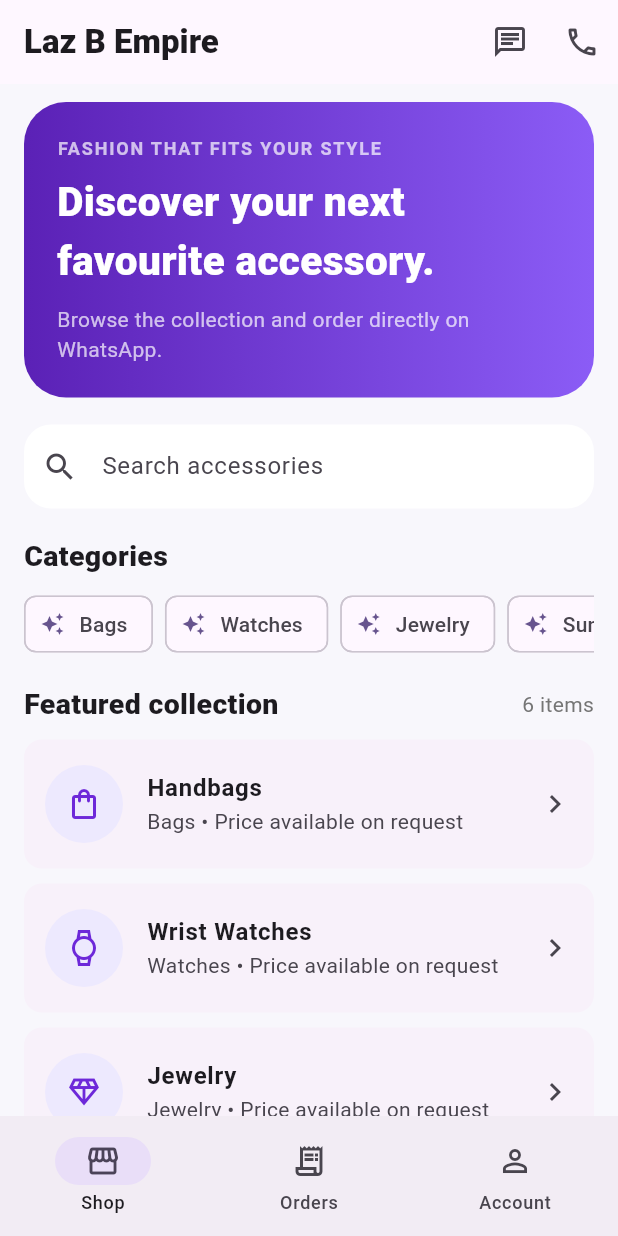
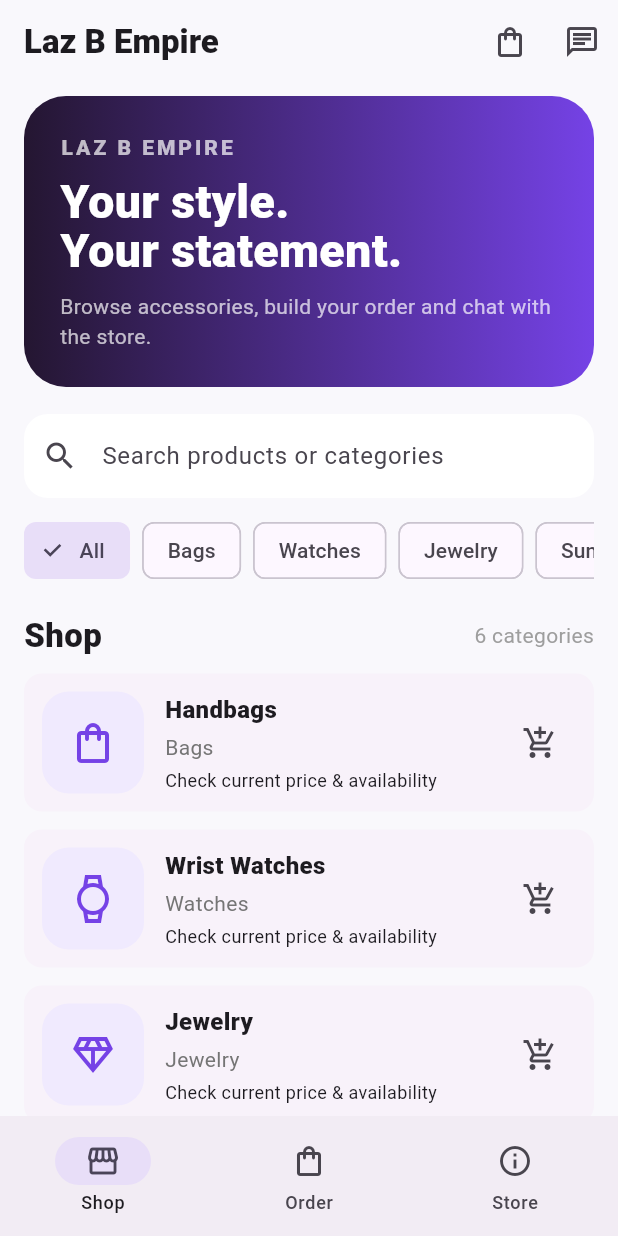
Before and after one commit to emzaro731-byte/Bishop-Emmanuel-Jame, a Flutter app: the screen it shows after launch, on a phone screen of 412 x 824 dp. Run offline on Flutter 3.47's test engine with Material 3 defaults, Android fonts, the phone set to English and light mode, and no system bars.

Commit message:
Upgrade Laz B Empire app with real shopping cart and WhatsApp checkout

```diff
--- a/flutter_app/lib/main.dart
+++ b/flutter_app/lib/main.dart
@@ -2,6 +2,11 @@
 import 'package:url_launcher/url_launcher.dart';
 
 void main() => runApp(const LazBEmpireApp());
+
+const storePhone = '+2348140499272';
+const storeWhatsApp = '2348140499272';
+const storeAddress = 'Beside FirstBank, Choba Campus/UNIPORT, Port Harcourt, Rivers';
+const mapsUrl = 'https://www.google.com/maps/search/?api=1&query=Laz+B+Empire%2C+Beside+FirstBank%2C+Choba%2C+Port+Harcourt%2C+Rivers%2C+Nigeria';
 
 class Product {
   final String name;
@@ -10,68 +15,80 @@
   const Product(this.name, this.category, this.icon);
 }
 
-const products = [
+const products = <Product>[
   Product('Handbags', 'Bags', Icons.shopping_bag_outlined),
   Product('Wrist Watches', 'Watches', Icons.watch_outlined),
   Product('Jewelry', 'Jewelry', Icons.diamond_outlined),
-  Product('Sunglasses', 'Sunglasses', Icons.visibility_outlined),
-  Product('Belts', 'Accessories', Icons.loyalty_outlined),
+  Product('Sunglasses', 'Sunglasses', Icons.wb_sunny_outlined),
+  Product('Belts', 'Accessories', Icons.linear_scale),
   Product('Fashion Accessories', 'Accessories', Icons.auto_awesome_outlined),
 ];
 
-const whatsappUrl = 'https://wa.me/2348140499272?text=Hello%20Laz%20B%20Empire%2C%20I%20saw%20your%20online%20store%20and%20would%20like%20to%20make%20an%20order.';
-
 class LazBEmpireApp extends StatelessWidget {
   const LazBEmpireApp({super.key});
-
   @override
-  Widget build(BuildContext context) {
-    return MaterialApp(
-      debugShowCheckedModeBanner: false,
-      title: 'Laz B Empire',
-      theme: ThemeData(
-        useMaterial3: true,
-        colorScheme: ColorScheme.fromSeed(seedColor: const Color(0xFF7C3AED)),
-        scaffoldBackgroundColor: const Color(0xFFF8F7FC),
+  Widget build(BuildContext context) => MaterialApp(
+    debugShowCheckedModeBanner: false,
+    title: 'Laz B Empire',
+    theme: ThemeData(
+      useMaterial3: true,
+      colorScheme: ColorScheme.fromSeed(seedColor: const Color(0xFF7542E6)),
+      scaffoldBackgroundColor: const Color(0xFFF9F8FC),
+      inputDecorationTheme: InputDecorationTheme(
+        filled: true, fillColor: Colors.white,
+        border: OutlineInputBorder(borderRadius: BorderRadius.circular(16), borderSide: BorderSide.none),
+        enabledBorder: OutlineInputBorder(borderRadius: BorderRadius.circular(16), borderSide: BorderSide.none),
       ),
-      home: const HomePage(),
-    );
-  }
+    ),
+    home: const StoreShell(),
+  );
 }
 
-class HomePage extends StatefulWidget {
-  const HomePage({super.key});
-  @override
-  State<HomePage> createState() => _HomePageState();
+class StoreShell extends StatefulWidget {
+  const StoreShell({super.key});
+  @override State<StoreShell> createState() => _StoreShellState();
 }
 
-class _HomePageState extends State<HomePage> {
+class _StoreShellState extends State<StoreShell> {
   int tab = 0;
-  String search = '';
+  final List<Product> cart = [];
+  String query = '';
+  String category = 'All';
 
-  Future<void> openWhatsApp() async {
-    final uri = Uri.parse(whatsappUrl);
+  Future<void> openUrl(String value) async {
+    final uri = Uri.parse(value);
     if (!await launchUrl(uri, mode: LaunchMode.externalApplication) && mounted) {
-      ScaffoldMessenger.of(context).showSnackBar(
-        const SnackBar(content: Text('WhatsApp could not be opened.')),
-      );
+      ScaffoldMessenger.of(context).showSnackBar(const SnackBar(content: Text('Could not open the link.')));
     }
   }
 
-  Future<void> callStore() async {
-    final uri = Uri.parse('tel:+2348140499272');
-    await launchUrl(uri);
+  Future<void> whatsapp([String? message]) => openUrl(
+    'https://wa.me/$storeWhatsApp?text=${Uri.encodeComponent(message ?? 'Hello Laz B Empire, I would like to make an order.')}',
+  );
+
+  Future<void> call() => openUrl('tel:$storePhone');
+
+  void addToCart(Product product) {
+    setState(() => cart.add(product));
+    ScaffoldMessenger.of(context).showSnackBar(
+      SnackBar(content: Text('${product.name} added to your order'), action: SnackBarAction(label: 'VIEW', onPressed: () => setState(() => tab = 1))),
+    );
   }
 
   @override
   Widget build(BuildContext context) {
-    final pages = [_shop(context), _orders(context), _account(context)];
+    final pages = [_shop(), _cart(), _account()];
     return Scaffold(
       appBar: AppBar(
-        title: const Text('Laz B Empire', style: TextStyle(fontWeight: FontWeight.w800)),
+        backgroundColor: Colors.transparent,
+        title: const Text('Laz B Empire', style: TextStyle(fontWeight: FontWeight.w900)),
         actions: [
-          IconButton(onPressed: openWhatsApp, icon: const Icon(Icons.chat_outlined)),
-          IconButton(onPressed: callStore, icon: const Icon(Icons.call_outlined)),
+          Stack(children: [
+            IconButton(onPressed: () => setState(() => tab = 1), icon: const Icon(Icons.shopping_bag_outlined)),
+            if (cart.isNotEmpty)
+              Positioned(right: 6, top: 5, child: CircleAvatar(radius: 9, child: Text('${cart.length}', style: const TextStyle(fontSize: 10)))),
+          ]),
+          IconButton(onPressed: whatsapp, icon: const Icon(Icons.chat_outlined)),
         ],
       ),
       body: pages[tab],
@@ -80,128 +97,131 @@
         onDestinationSelected: (i) => setState(() => tab = i),
         destinations: const [
           NavigationDestination(icon: Icon(Icons.storefront_outlined), selectedIcon: Icon(Icons.storefront), label: 'Shop'),
-          NavigationDestination(icon: Icon(Icons.receipt_long_outlined), label: 'Orders'),
-          NavigationDestination(icon: Icon(Icons.person_outline), label: 'Account'),
+          NavigationDestination(icon: Icon(Icons.shopping_bag_outlined), selectedIcon: Icon(Icons.shopping_bag), label: 'Order'),
+          NavigationDestination(icon: Icon(Icons.info_outline), selectedIcon: Icon(Icons.info), label: 'Store'),
         ],
       ),
     );
   }
 
-  Widget _shop(BuildContext context) {
-    final filtered = products.where((p) =>
-      p.name.toLowerCase().contains(search.toLowerCase()) ||
-      p.category.toLowerCase().contains(search.toLowerCase())).toList();
+  Widget _shop() {
+    final filtered = products.where((p) {
+      final matchesCategory = category == 'All' || p.category == category;
+      final q = query.toLowerCase().trim();
+      return matchesCategory && (q.isEmpty || p.name.toLowerCase().contains(q) || p.category.toLowerCase().contains(q));
+    }).toList();
 
     return ListView(
-      padding: const EdgeInsets.fromLTRB(16, 12, 16, 28),
+      padding: const EdgeInsets.fromLTRB(16, 8, 16, 30),
       children: [
         Container(
-          padding: const EdgeInsets.all(22),
+          padding: const EdgeInsets.all(24),
           decoration: BoxDecoration(
-            gradient: const LinearGradient(colors: [Color(0xFF5B21B6), Color(0xFF8B5CF6)]),
+            gradient: const LinearGradient(colors: [Color(0xFF241631), Color(0xFF7542E6)]),
             borderRadius: BorderRadius.circular(28),
           ),
           child: const Column(crossAxisAlignment: CrossAxisAlignment.start, children: [
-            Text('FASHION THAT FITS YOUR STYLE', style: TextStyle(color: Colors.white70, fontSize: 12, fontWeight: FontWeight.w700, letterSpacing: 1.2)),
-            SizedBox(height: 8),
-            Text('Discover your next favourite accessory.', style: TextStyle(color: Colors.white, fontSize: 27, fontWeight: FontWeight.w800)),
+            Text('LAZ B EMPIRE', style: TextStyle(color: Colors.white70, fontWeight: FontWeight.w800, letterSpacing: 2)),
             SizedBox(height: 10),
-            Text('Browse the collection and order directly on WhatsApp.', style: TextStyle(color: Colors.white70, fontSize: 14)),
+            Text('Your style.\nYour statement.', style: TextStyle(color: Colors.white, fontSize: 31, height: 1.05, fontWeight: FontWeight.w900)),
+            SizedBox(height: 10),
+            Text('Browse accessories, build your order and chat with the store.', style: TextStyle(color: Colors.white70)),
           ]),
         ),
         const SizedBox(height: 18),
-        TextField(
-          onChanged: (v) => setState(() => search = v),
-          decoration: InputDecoration(
-            hintText: 'Search accessories',
-            prefixIcon: const Icon(Icons.search),
-            filled: true,
-            fillColor: Colors.white,
-            border: OutlineInputBorder(borderRadius: BorderRadius.circular(18), borderSide: BorderSide.none),
+        TextField(onChanged: (v) => setState(() => query = v), decoration: const InputDecoration(prefixIcon: Icon(Icons.search), hintText: 'Search products or categories')),
+        const SizedBox(height: 14),
+        SizedBox(
+          height: 42,
+          child: ListView(
+            scrollDirection: Axis.horizontal,
+            children: ['All', 'Bags', 'Watches', 'Jewelry', 'Sunglasses', 'Accessories'].map((c) =>
+              Padding(padding: const EdgeInsets.only(right: 8), child: ChoiceChip(label: Text(c), selected: category == c, onSelected: (_) => setState(() => category = c)))).toList(),
           ),
         ),
-        const SizedBox(height: 18),
-        const Text('Categories', style: TextStyle(fontSize: 19, fontWeight: FontWeight.w800)),
-        const SizedBox(height: 10),
-        SizedBox(
-          height: 44,
-          child: ListView(
-            scrollDirection: Axis.horizontal,
-            children: ['Bags', 'Watches', 'Jewelry', 'Sunglasses', 'Accessories']
-                .map((c) => Padding(
-                  padding: const EdgeInsets.only(right: 8),
-                  child: Chip(label: Text(c), avatar: const Icon(Icons.auto_awesome, size: 16)),
-                )).toList(),
-          ),
-        ),
-        const SizedBox(height: 18),
+        const SizedBox(height: 20),
         Row(mainAxisAlignment: MainAxisAlignment.spaceBetween, children: [
-          const Text('Featured collection', style: TextStyle(fontSize: 19, fontWeight: FontWeight.w800)),
-          Text('${filtered.length} items', style: TextStyle(color: Colors.grey.shade600)),
+          const Text('Shop', style: TextStyle(fontSize: 22, fontWeight: FontWeight.w900)),
+          Text('${filtered.length} categories', style: TextStyle(color: Colors.grey)),
         ]),
         const SizedBox(height: 10),
-        ...filtered.map((p) => Card(
-          elevation: 0,
-          margin: const EdgeInsets.only(bottom: 10),
-          child: ListTile(
-            contentPadding: const EdgeInsets.symmetric(horizontal: 14, vertical: 7),
-            leading: CircleAvatar(
-              radius: 26,
-              backgroundColor: const Color(0xFFEDE9FE),
-              child: Icon(p.icon, color: const Color(0xFF6D28D9)),
-            ),
-            title: Text(p.name, style: const TextStyle(fontWeight: FontWeight.w700)),
-            subtitle: Text('${p.category} • Price available on request'),
-            trailing: const Icon(Icons.chevron_right),
-            onTap: openWhatsApp,
-          ),
-        )),
-        const SizedBox(height: 12),
-        Card(
-          elevation: 0,
-          child: Padding(
-            padding: const EdgeInsets.all(18),
-            child: Column(crossAxisAlignment: CrossAxisAlignment.start, children: [
-              const Text('Visit Laz B Empire', style: TextStyle(fontSize: 18, fontWeight: FontWeight.w800)),
-              const SizedBox(height: 8),
-              const Text('Beside FirstBank, Choba Campus/UNIPORT, Port Harcourt, Rivers.'),
-              const SizedBox(height: 12),
-              Row(children: [
-                Expanded(child: OutlinedButton.icon(onPressed: callStore, icon: const Icon(Icons.call), label: const Text('Call'))),
-                const SizedBox(width: 10),
-                Expanded(child: FilledButton.icon(onPressed: openWhatsApp, icon: const Icon(Icons.chat), label: const Text('WhatsApp'))),
-              ]),
-            ]),
-          ),
-        ),
+        ...filtered.map(_productCard),
+        const SizedBox(height: 10),
+        Card(elevation: 0, child: Padding(padding: const EdgeInsets.all(18), child: Column(crossAxisAlignment: CrossAxisAlignment.start, children: [
+          const Text('Need the latest catalogue?', style: TextStyle(fontSize: 18, fontWeight: FontWeight.w900)),
+          const SizedBox(height: 7),
+          const Text('Stock, colours and prices can change. Ask Laz B Empire for current availability before ordering.'),
+          const SizedBox(height: 14),
+          SizedBox(width: double.infinity, child: FilledButton.icon(onPressed: whatsapp, icon: const Icon(Icons.chat), label: const Text('Request current catalogue'))),
+        ]))),
       ],
     );
   }
 
-  Widget _orders(BuildContext context) => const Center(
-    child: Padding(
-      padding: EdgeInsets.all(30),
-      child: Column(mainAxisAlignment: MainAxisAlignment.center, children: [
-        Icon(Icons.receipt_long_outlined, size: 64, color: Color(0xFF7C3AED)),
-        SizedBox(height: 14),
-        Text('Your orders will appear here', style: TextStyle(fontSize: 20, fontWeight: FontWeight.w800)),
-        SizedBox(height: 8),
-        Text('For this demo, orders are completed through WhatsApp. A production version can add online checkout and order tracking.', textAlign: TextAlign.center),
-      ]),
-    ),
+  Widget _productCard(Product p) => Card(
+    elevation: 0, margin: const EdgeInsets.only(bottom: 12),
+    child: Padding(padding: const EdgeInsets.all(12), child: Row(children: [
+      Container(width: 68, height: 68, decoration: BoxDecoration(color: const Color(0xFFF0EAFE), borderRadius: BorderRadius.circular(18)), child: Icon(p.icon, size: 32, color: const Color(0xFF7542E6))),
+      const SizedBox(width: 14),
+      Expanded(child: Column(crossAxisAlignment: CrossAxisAlignment.start, children: [
+        Text(p.name, style: const TextStyle(fontWeight: FontWeight.w900, fontSize: 16)),
+        const SizedBox(height: 4), Text(p.category, style: TextStyle(color: Colors.grey.shade600)),
+        const SizedBox(height: 3), const Text('Check current price & availability', style: TextStyle(fontSize: 12)),
+      ])),
+      IconButton(onPressed: () => addToCart(p), icon: const Icon(Icons.add_shopping_cart)),
+    ])),
   );
 
-  Widget _account(BuildContext context) => ListView(
-    padding: const EdgeInsets.all(16),
-    children: [
-      const CircleAvatar(radius: 42, child: Icon(Icons.storefront, size: 42)),
+  Widget _cart() {
+    if (cart.isEmpty) return Center(child: Padding(padding: const EdgeInsets.all(30), child: Column(mainAxisAlignment: MainAxisAlignment.center, children: [
+      const Icon(Icons.shopping_bag_outlined, size: 70, color: Color(0xFF7542E6)),
+      const SizedBox(height: 14), const Text('Your order is empty', style: TextStyle(fontSize: 22, fontWeight: FontWeight.w900)),
+      const SizedBox(height: 8), const Text('Add items from the shop, then send your order to Laz B Empire on WhatsApp.', textAlign: TextAlign.center),
+      const SizedBox(height: 18), FilledButton(onPressed: () => setState(() => tab = 0), child: const Text('Browse shop')),
+    ]));
+
+    return ListView(padding: const EdgeInsets.all(16), children: [
+      const Text('Your order', style: TextStyle(fontSize: 28, fontWeight: FontWeight.w900)),
+      const SizedBox(height: 5), Text('${cart.length} item(s) • Final price confirmed by the store', style: TextStyle(color: Colors.grey)),
+      const SizedBox(height: 16),
+      ...cart.asMap().entries.map((entry) {
+        final i = entry.key; final p = entry.value;
+        return Card(elevation: 0, child: ListTile(
+          leading: CircleAvatar(backgroundColor: const Color(0xFFF0EAFE), child: Icon(p.icon, color: const Color(0xFF7542E6))),
+          title: Text(p.name, style: const TextStyle(fontWeight: FontWeight.w800)), subtitle: Text(p.category),
+          trailing: IconButton(icon: const Icon(Icons.close), onPressed: () => setState(() => cart.removeAt(i))),
+        ));
+      }),
       const SizedBox(height: 12),
-      const Center(child: Text('Laz B Empire', style: TextStyle(fontSize: 23, fontWeight: FontWeight.w800))),
-      const Center(child: Text('Fashion accessories store')),
-      const SizedBox(height: 24),
-      Card(elevation: 0, child: ListTile(leading: const Icon(Icons.location_on_outlined), title: const Text('Location'), subtitle: const Text('Beside FirstBank, Choba Campus/UNIPORT'))),
-      Card(elevation: 0, child: ListTile(leading: const Icon(Icons.phone_outlined), title: const Text('0814 049 9272'), onTap: callStore)),
-      Card(elevation: 0, child: ListTile(leading: const Icon(Icons.schedule_outlined), title: const Text('Opening hours'), subtitle: const Text('Mon–Fri: 7:30am–9:30pm\nSaturday: 7:30am–8:00pm\nSunday: Closed'))),
-    ],
-  );
+      Card(elevation: 0, child: Padding(padding: const EdgeInsets.all(18), child: Column(crossAxisAlignment: CrossAxisAlignment.start, children: [
+        const Text('Checkout on WhatsApp', style: TextStyle(fontSize: 19, fontWeight: FontWeight.w900)),
+        const SizedBox(height: 8), const Text('The store will confirm current prices, availability, pickup and delivery details with you.'),
+        const SizedBox(height: 14),
+        SizedBox(width: double.infinity, child: FilledButton.icon(
+          onPressed: () {
+            final items = cart.map((p) => '• ${p.name}').join('\n');
+            whatsapp('Hello Laz B Empire, I would like to order:\n$items\n\nPlease confirm availability, current prices and pickup/delivery options.');
+          },
+          icon: const Icon(Icons.send), label: const Text('Send order to WhatsApp'),
+        )),
+      ]))),
+    ]);
+  }
+
+  Widget _account() => ListView(padding: const EdgeInsets.all(16), children: [
+    Container(padding: const EdgeInsets.all(22), decoration: BoxDecoration(color: const Color(0xFF17151B), borderRadius: BorderRadius.circular(24)), child: const Column(crossAxisAlignment: CrossAxisAlignment.start, children: [
+      Icon(Icons.storefront, color: Colors.white, size: 42), SizedBox(height: 12),
+      Text('Laz B Empire', style: TextStyle(color: Colors.white, fontSize: 25, fontWeight: FontWeight.w900)),
+      SizedBox(height: 3), Text('Fashion accessories • Choba, Port Harcourt', style: TextStyle(color: Colors.white70)),
+    ])),
+    const SizedBox(height: 14),
+    Card(elevation: 0, child: ListTile(leading: const Icon(Icons.location_on_outlined), title: const Text('Store location'), subtitle: const Text(storeAddress), trailing: const Icon(Icons.open_in_new), onTap: () => openUrl(mapsUrl))),
+    Card(elevation: 0, child: ListTile(leading: const Icon(Icons.phone_outlined), title: const Text('0814 049 9272'), subtitle: const Text('Call the store'), onTap: call)),
+    Card(elevation: 0, child: ListTile(leading: const Icon(Icons.chat_outlined), title: const Text('WhatsApp'), subtitle: const Text('Chat about products and orders'), onTap: whatsapp)),
+    Card(elevation: 0, child: const ListTile(leading: Icon(Icons.schedule_outlined), title: Text('Opening hours'), subtitle: Text('Monday–Friday: 7:30am–9:30pm\nSaturday: 7:30am–8:00pm\nSunday: Closed'))),
+    const SizedBox(height: 10),
+    const Text('Ordering', style: TextStyle(fontSize: 19, fontWeight: FontWeight.w900)),
+    const SizedBox(height: 6),
+    const Text('Prices and stock are confirmed directly by Laz B Empire before payment.'),
+  ]);
 }
```
